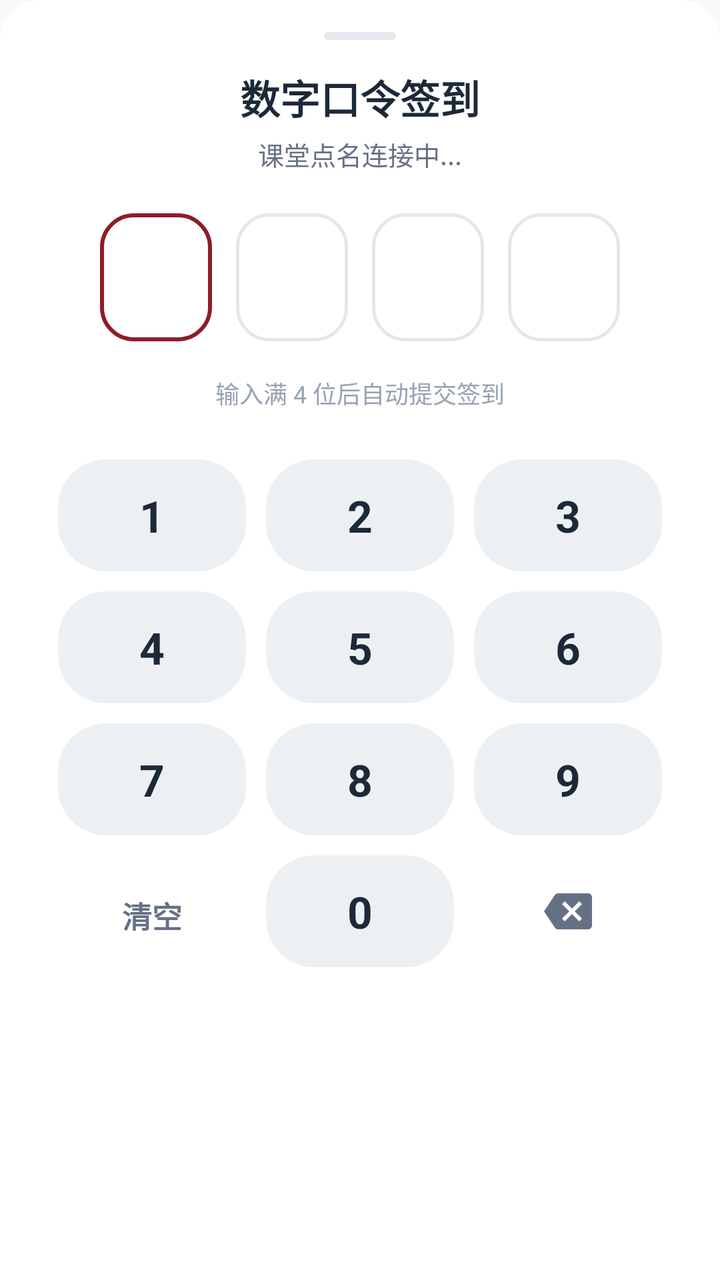
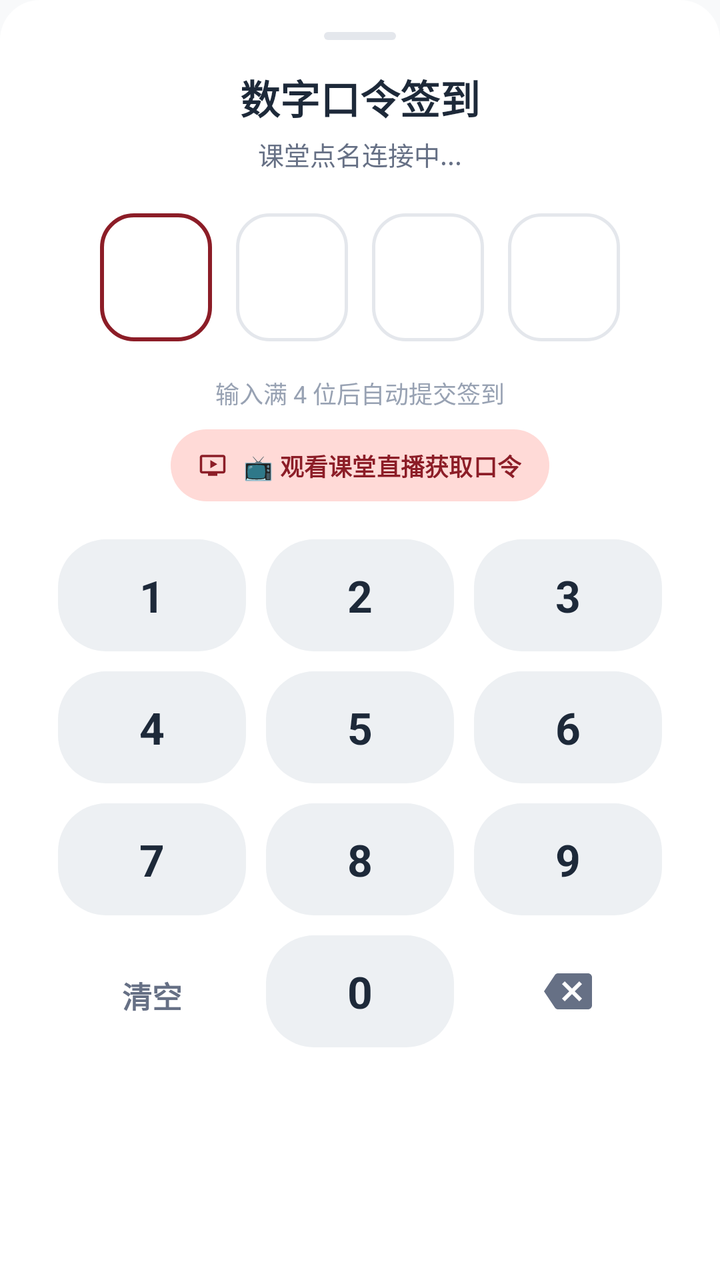

Screens rendered from an Android XML layout before and after an edit, with the pre-edit source and the edit as a unified diff.
<!-- AndroidManifest.xml: application theme Theme.UsstJwgl -->
<!-- res/layout/bottom_sheet_number_rollcall.xml -->
<?xml version="1.0" encoding="utf-8"?>
<LinearLayout xmlns:android="http://schemas.android.com/apk/res/android"
    xmlns:app="http://schemas.android.com/apk/res-auto"
    android:layout_width="match_parent"
    android:layout_height="wrap_content"
    android:background="@drawable/bottom_sheet_bg"
    android:gravity="center_horizontal"
    android:orientation="vertical"
    android:paddingHorizontal="24dp"
    android:paddingTop="16dp"
    android:paddingBottom="24dp">

    
    <View
        android:layout_width="36dp"
        android:layout_height="4dp"
        android:layout_gravity="center_horizontal"
        android:layout_marginBottom="14dp"
        android:background="@drawable/drag_handle" />

    
    <TextView
        android:layout_width="wrap_content"
        android:layout_height="wrap_content"
        android:text="数字口令签到"
        android:textColor="@color/text_primary"
        android:textSize="20sp"
        android:textStyle="bold" />

    <TextView
        android:id="@+id/tvCourseName"
        android:layout_width="wrap_content"
        android:layout_height="wrap_content"
        android:layout_marginTop="4dp"
        android:ellipsize="end"
        android:maxLines="1"
        android:text="课堂点名连接中..."
        android:textColor="@color/text_secondary"
        android:textSize="13sp" />

    
    <LinearLayout
        android:id="@+id/layoutPinBoxes"
        android:layout_width="wrap_content"
        android:layout_height="wrap_content"
        android:layout_marginTop="20dp"
        android:gravity="center"
        android:orientation="horizontal">

        
        <FrameLayout
            android:id="@+id/boxPin1"
            android:layout_width="56dp"
            android:layout_height="64dp"
            android:background="@drawable/bg_pin_box_active">

            <TextView
                android:id="@+id/tvPin1"
                android:layout_width="wrap_content"
                android:layout_height="wrap_content"
                android:layout_gravity="center"
                android:textColor="@color/text_primary"
                android:textSize="26sp"
                android:textStyle="bold" />
        </FrameLayout>

        
        <FrameLayout
            android:id="@+id/boxPin2"
            android:layout_width="56dp"
            android:layout_height="64dp"
            android:layout_marginStart="12dp"
            android:background="@drawable/bg_pin_box">

            <TextView
                android:id="@+id/tvPin2"
                android:layout_width="wrap_content"
                android:layout_height="wrap_content"
                android:layout_gravity="center"
                android:textColor="@color/text_primary"
                android:textSize="26sp"
                android:textStyle="bold" />
        </FrameLayout>

        
        <FrameLayout
            android:id="@+id/boxPin3"
            android:layout_width="56dp"
            android:layout_height="64dp"
            android:layout_marginStart="12dp"
            android:background="@drawable/bg_pin_box">

            <TextView
                android:id="@+id/tvPin3"
                android:layout_width="wrap_content"
                android:layout_height="wrap_content"
                android:layout_gravity="center"
                android:textColor="@color/text_primary"
                android:textSize="26sp"
                android:textStyle="bold" />
        </FrameLayout>

        
        <FrameLayout
            android:id="@+id/boxPin4"
            android:layout_width="56dp"
            android:layout_height="64dp"
            android:layout_marginStart="12dp"
            android:background="@drawable/bg_pin_box">

            <TextView
                android:id="@+id/tvPin4"
                android:layout_width="wrap_content"
                android:layout_height="wrap_content"
                android:layout_gravity="center"
                android:textColor="@color/text_primary"
                android:textSize="26sp"
                android:textStyle="bold" />
        </FrameLayout>

    </LinearLayout>

    
    <LinearLayout
        android:layout_width="match_parent"
        android:layout_height="28dp"
        android:layout_marginTop="12dp"
        android:gravity="center"
        android:orientation="horizontal">

        <ProgressBar
            android:id="@+id/progressSubmitting"
            android:layout_width="18dp"
            android:layout_height="18dp"
            android:layout_marginEnd="8dp"
            android:indeterminateTint="@color/primary"
            android:visibility="gone" />

        <TextView
            android:id="@+id/tvStatusTip"
            android:layout_width="wrap_content"
            android:layout_height="wrap_content"
            android:ellipsize="end"
            android:maxLines="1"
            android:text="输入满 4 位后自动提交签到"
            android:textColor="@color/text_tertiary"
            android:textSize="12sp" />
    </LinearLayout>

    
    <com.google.android.material.checkbox.MaterialCheckBox
        android:id="@+id/cbSignAll"
        android:layout_width="wrap_content"
        android:layout_height="wrap_content"
        android:layout_marginTop="2dp"
        android:checked="true"
        android:text="同时为全部已保存账号签到 (独立设备码)"
        android:textColor="@color/text_secondary"
        android:textSize="12sp"
        android:visibility="gone" />

    
    <LinearLayout
        android:id="@+id/layoutKeypad"
        android:layout_width="match_parent"
        android:layout_height="wrap_content"
        android:layout_marginTop="14dp"
        android:orientation="vertical">

        
        <LinearLayout
            android:layout_width="match_parent"
            android:layout_height="wrap_content"
            android:orientation="horizontal">

            <TextView
                android:id="@+id/key1"
                android:layout_width="0dp"
                android:layout_height="56dp"
                android:layout_margin="5dp"
                android:layout_weight="1"
                android:background="@drawable/bg_keypad_button"
                android:gravity="center"
                android:text="1"
                android:textColor="@color/text_primary"
                android:textSize="22sp"
                android:textStyle="bold" />

            <TextView
                android:id="@+id/key2"
                android:layout_width="0dp"
                android:layout_height="56dp"
                android:layout_margin="5dp"
                android:layout_weight="1"
                android:background="@drawable/bg_keypad_button"
                android:gravity="center"
                android:text="2"
                android:textColor="@color/text_primary"
                android:textSize="22sp"
                android:textStyle="bold" />

            <TextView
                android:id="@+id/key3"
                android:layout_width="0dp"
                android:layout_height="56dp"
                android:layout_margin="5dp"
                android:layout_weight="1"
                android:background="@drawable/bg_keypad_button"
                android:gravity="center"
                android:text="3"
                android:textColor="@color/text_primary"
                android:textSize="22sp"
                android:textStyle="bold" />
        </LinearLayout>

        
        <LinearLayout
            android:layout_width="match_parent"
            android:layout_height="wrap_content"
            android:orientation="horizontal">

            <TextView
                android:id="@+id/key4"
                android:layout_width="0dp"
                android:layout_height="56dp"
                android:layout_margin="5dp"
                android:layout_weight="1"
                android:background="@drawable/bg_keypad_button"
                android:gravity="center"
                android:text="4"
                android:textColor="@color/text_primary"
                android:textSize="22sp"
                android:textStyle="bold" />

            <TextView
                android:id="@+id/key5"
                android:layout_width="0dp"
                android:layout_height="56dp"
                android:layout_margin="5dp"
                android:layout_weight="1"
                android:background="@drawable/bg_keypad_button"
                android:gravity="center"
                android:text="5"
                android:textColor="@color/text_primary"
                android:textSize="22sp"
                android:textStyle="bold" />

            <TextView
                android:id="@+id/key6"
                android:layout_width="0dp"
                android:layout_height="56dp"
                android:layout_margin="5dp"
                android:layout_weight="1"
                android:background="@drawable/bg_keypad_button"
                android:gravity="center"
                android:text="6"
                android:textColor="@color/text_primary"
                android:textSize="22sp"
                android:textStyle="bold" />
        </LinearLayout>

        
        <LinearLayout
            android:layout_width="match_parent"
            android:layout_height="wrap_content"
            android:orientation="horizontal">

            <TextView
                android:id="@+id/key7"
                android:layout_width="0dp"
                android:layout_height="56dp"
                android:layout_margin="5dp"
                android:layout_weight="1"
                android:background="@drawable/bg_keypad_button"
                android:gravity="center"
                android:text="7"
                android:textColor="@color/text_primary"
                android:textSize="22sp"
                android:textStyle="bold" />

            <TextView
                android:id="@+id/key8"
                android:layout_width="0dp"
                android:layout_height="56dp"
                android:layout_margin="5dp"
                android:layout_weight="1"
                android:background="@drawable/bg_keypad_button"
                android:gravity="center"
                android:text="8"
                android:textColor="@color/text_primary"
                android:textSize="22sp"
                android:textStyle="bold" />

            <TextView
                android:id="@+id/key9"
                android:layout_width="0dp"
                android:layout_height="56dp"
                android:layout_margin="5dp"
                android:layout_weight="1"
                android:background="@drawable/bg_keypad_button"
                android:gravity="center"
                android:text="9"
                android:textColor="@color/text_primary"
                android:textSize="22sp"
                android:textStyle="bold" />
        </LinearLayout>

        
        <LinearLayout
            android:layout_width="match_parent"
            android:layout_height="wrap_content"
            android:orientation="horizontal">

            <TextView
                android:id="@+id/keyClear"
                android:layout_width="0dp"
                android:layout_height="56dp"
                android:layout_margin="5dp"
                android:layout_weight="1"
                android:background="?attr/selectableItemBackgroundBorderless"
                android:gravity="center"
                android:text="清空"
                android:textColor="@color/text_secondary"
                android:textSize="15sp"
                android:textStyle="bold" />

            <TextView
                android:id="@+id/key0"
                android:layout_width="0dp"
                android:layout_height="56dp"
                android:layout_margin="5dp"
                android:layout_weight="1"
                android:background="@drawable/bg_keypad_button"
                android:gravity="center"
                android:text="0"
                android:textColor="@color/text_primary"
                android:textSize="22sp"
                android:textStyle="bold" />

            <FrameLayout
                android:id="@+id/keyDelete"
                android:layout_width="0dp"
                android:layout_height="56dp"
                android:layout_margin="5dp"
                android:layout_weight="1"
                android:background="?attr/selectableItemBackgroundBorderless"
                android:clickable="true"
                android:focusable="true">

                <ImageView
                    android:layout_width="24dp"
                    android:layout_height="24dp"
                    android:layout_gravity="center"
                    android:src="@drawable/ic_backspace"
                    app:tint="@color/text_secondary" />
            </FrameLayout>

        </LinearLayout>

    </LinearLayout>

</LinearLayout>
<!-- resources referenced by this layout -->
<resources>
  <color name="primary">#8C1D27</color>
  <color name="text_primary">#1D2939</color>
  <color name="text_secondary">#667085</color>
  <color name="text_tertiary">#98A2B3</color>
  <!-- drawable bg_keypad_button (drawable) -->
  <?xml version="1.0" encoding="utf-8"?>
  <ripple xmlns:android="http://schemas.android.com/apk/res/android"
      android:color="?attr/colorControlHighlight">
      <item>
          <shape android:shape="rectangle">
              <corners android:radius="24dp" />
              <solid android:color="@color/surface_container" />
          </shape>
      </item>
  </ripple>
  <!-- drawable bg_pin_box (drawable) -->
  <?xml version="1.0" encoding="utf-8"?>
  <shape xmlns:android="http://schemas.android.com/apk/res/android"
      android:shape="rectangle">
      <corners android:radius="16dp" />
      <solid android:color="@color/surface" />
      <stroke
          android:width="1.5dp"
          android:color="@color/border" />
  </shape>
  <!-- drawable bg_pin_box_active (drawable) -->
  <?xml version="1.0" encoding="utf-8"?>
  <shape xmlns:android="http://schemas.android.com/apk/res/android"
      android:shape="rectangle">
      <corners android:radius="16dp" />
      <solid android:color="@color/surface" />
      <stroke
          android:width="2dp"
          android:color="@color/primary" />
  </shape>
  <!-- drawable bottom_sheet_bg (drawable) -->
  <?xml version="1.0" encoding="utf-8"?>
  <shape xmlns:android="http://schemas.android.com/apk/res/android"
      android:shape="rectangle">
      <solid android:color="@color/surface" />
      <corners
          android:topLeftRadius="20dp"
          android:topRightRadius="20dp"
          android:bottomLeftRadius="0dp"
          android:bottomRightRadius="0dp" />
  </shape>
  <!-- drawable drag_handle (drawable) -->
  <?xml version="1.0" encoding="utf-8"?>
  <shape xmlns:android="http://schemas.android.com/apk/res/android">
      <solid android:color="@color/border" />
      <corners android:radius="2dp" />
  </shape>
  <!-- drawable ic_backspace (drawable) -->
  <vector xmlns:android="http://schemas.android.com/apk/res/android"
      android:width="24dp"
      android:height="24dp"
      android:viewportWidth="24"
      android:viewportHeight="24">
    <path
        android:fillColor="#FF000000"
        android:pathData="M22,3H7c-0.69,0 -1.23,0.35 -1.59,0.88L0,12l5.41,8.11c0.36,0.53 0.9,0.89 1.59,0.89h15c1.1,0 2,-0.9 2,-2V5c0,-1.1 -0.9,-2 -2,-2zm-3,12.59L17.59,17 14,13.41 10.41,17 9,15.59 12.59,12 9,8.41 10.41,7 14,10.59 17.59,7 19,8.41 15.41,12 19,15.59z"/>
  </vector>
  <color name="surface_container">#EDF0F3</color>
  <color name="surface">#FFFFFF</color>
  <color name="border">#E4E7EC</color>
  <color name="on_primary">#FFFFFF</color>
  <color name="primary_container">#FFDAD8</color>
  <color name="on_primary_container">#3B080E</color>
  <color name="secondary">#775654</color>
  <color name="secondary_container">#FFDAD7</color>
  <color name="on_secondary_container">#2C1514</color>
  <color name="background">#F8F9FA</color>
  <!-- unchanged entries left out for length: 1 -->
</resources>

<!-- the commit's change to res/layout/bottom_sheet_number_rollcall.xml (unified diff, before → after) -->
@@ -148,6 +148,26 @@
     </LinearLayout>
 
     
+    <com.google.android.material.button.MaterialButton
+        android:id="@+id/btnWatchLiveForCode"
+        style="@style/Widget.Material3.Button.TonalButton"
+        android:layout_width="wrap_content"
+        android:layout_height="36dp"
+        android:layout_marginTop="4dp"
+        android:insetTop="0dp"
+        android:insetBottom="0dp"
+        android:paddingHorizontal="14dp"
+        android:paddingVertical="0dp"
+        android:text="📺 观看课堂直播获取口令"
+        android:textColor="@color/primary"
+        android:textSize="12sp"
+        android:textStyle="bold"
+        app:cornerRadius="18dp"
+        app:icon="@drawable/ic_live_video"
+        app:iconSize="14dp"
+        app:iconTint="@color/primary" />
+
+    
     <com.google.android.material.checkbox.MaterialCheckBox
         android:id="@+id/cbSignAll"
         android:layout_width="wrap_content"
<!-- resource entries referenced after the edit -->
@@ -62,6 +62,16 @@
         android:fillColor="#FF000000"
         android:pathData="M22,3H7c-0.69,0 -1.23,0.35 -1.59,0.88L0,12l5.41,8.11c0.36,0.53 0.9,0.89 1.59,0.89h15c1.1,0 2,-0.9 2,-2V5c0,-1.1 -0.9,-2 -2,-2zm-3,12.59L17.59,17 14,13.41 10.41,17 9,15.59 12.59,12 9,8.41 10.41,7 14,10.59 17.59,7 19,8.41 15.41,12 19,15.59z"/>
   </vector>
+  <!-- drawable ic_live_video (drawable) -->
+  <vector xmlns:android="http://schemas.android.com/apk/res/android"
+      android:width="24dp"
+      android:height="24dp"
+      android:viewportWidth="24"
+      android:viewportHeight="24">
+      <path
+          android:fillColor="#FF8C1D27"
+          android:pathData="M21,3H3c-1.1,0 -2,0.9 -2,2v12c0,1.1 0.9,2 2,2h5v2h8v-2h5c1.1,0 2,-0.9 2,-2V5c0,-1.1 -0.9,-2 -2,-2zM21,17H3V5h18v12zM10,7.5v7l6,-3.5l-6,-3.5z" />
+  </vector>
   <color name="surface_container">#EDF0F3</color>
   <color name="surface">#FFFFFF</color>
   <color name="border">#E4E7EC</color>
